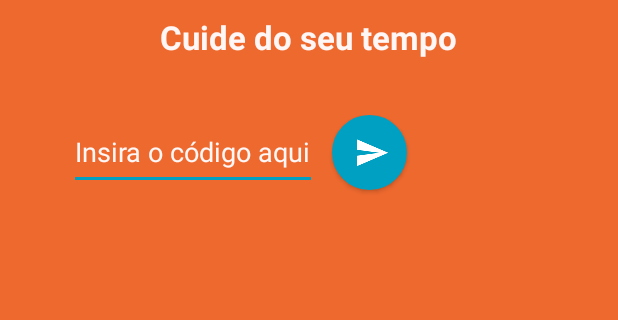
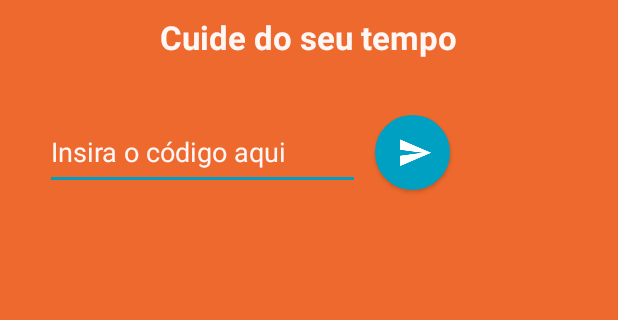
Before and after one commit to TW314/tw314Mobile, an Android app: the screen it shows after launch (AccessActivity), on a phone screen of 412 x 824 dp, the part 447-767 px from its top. Run offline under Robolectric (Android 15) with nearby library versions, the phone set to English and light mode, and no system bars.

```diff
--- a/app/src/main/res/layout/activity_access.xml
+++ b/app/src/main/res/layout/activity_access.xml
@@ -4,8 +4,6 @@
     android:layout_width="match_parent"
     android:layout_height="match_parent"
     android:paddingBottom="@dimen/activity_vertical_margin"
-    android:paddingLeft="@dimen/activity_horizontal_margin"
-    android:paddingRight="@dimen/activity_horizontal_margin"
     android:paddingTop="@dimen/activity_vertical_margin"
     android:orientation="vertical"
     android:background="@color/colorPrimary"
@@ -41,13 +39,14 @@
 
         <EditText
             android:id="@+id/access_code"
-            android:layout_width="wrap_content"
             android:layout_height="50dp"
             android:hint="@string/access_hint"
             android:layout_gravity="right"
             android:layout_marginLeft="30dp"
             android:textColorHint="@color/colorBackground"
-            android:fitsSystemWindows="true" />
+            android:fitsSystemWindows="true"
+            android:inputType="textCapCharacters"
+            android:layout_width="210dp" />
 
         <!-- Botao Circular, usa Drawable circle -->
         <Button
```
